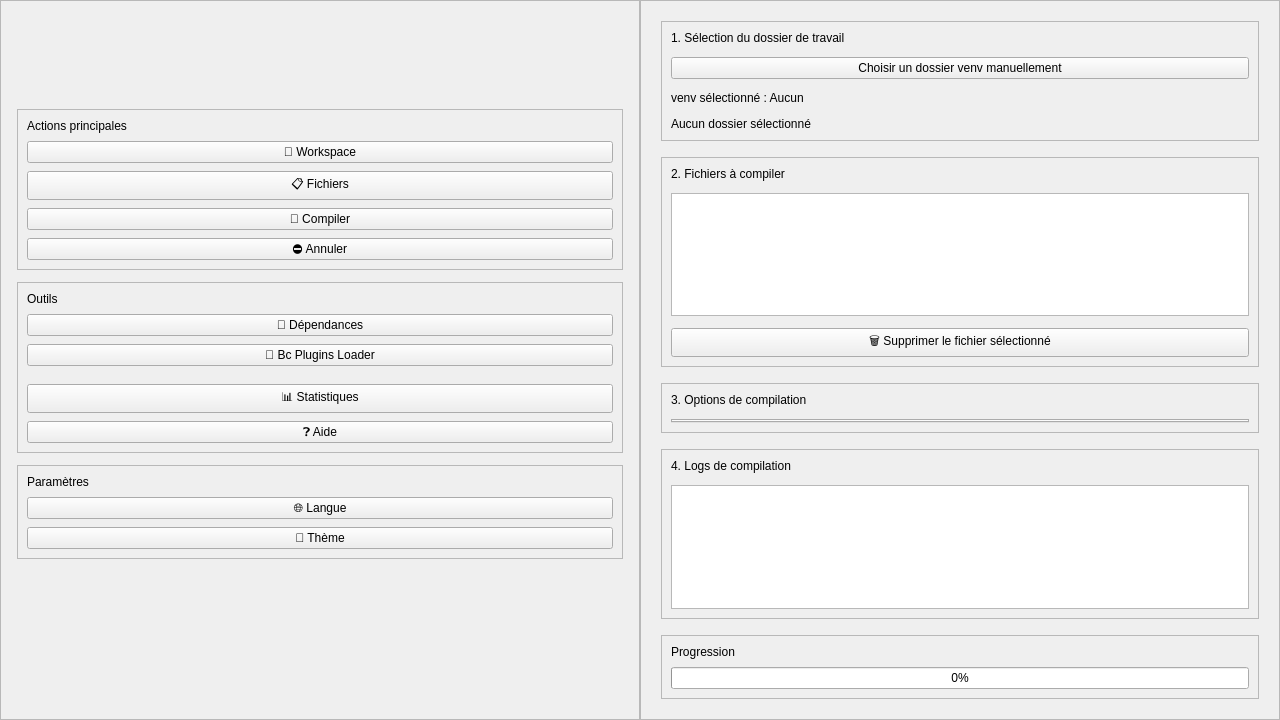
First picture: the form in ui/ui_design.ui, repository raidos23/PyCompiler_ARK, before the edit.
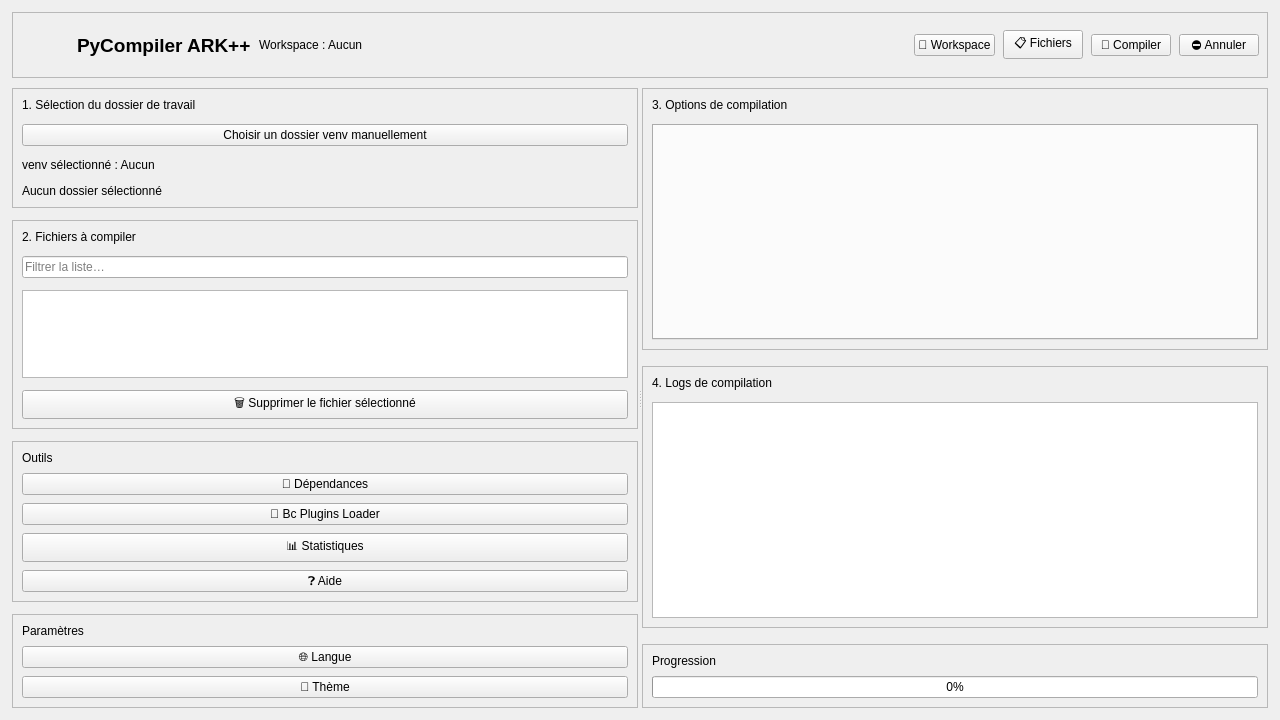
Second picture: the form after the edit.

What changed in the file:
```diff
--- a/ui/ui_design.ui
+++ b/ui/ui_design.ui
@@ -10,100 +10,223 @@
     <height>720</height>
    </rect>
   </property>
-  <layout class="QHBoxLayout" name="mainLayout">
+  <layout class="QVBoxLayout" name="rootLayout">
    <property name="spacing">
-    <number>0</number>
+    <number>10</number>
    </property>
    <property name="leftMargin">
-    <number>0</number>
+    <number>12</number>
    </property>
    <property name="topMargin">
-    <number>0</number>
+    <number>12</number>
    </property>
    <property name="rightMargin">
-    <number>0</number>
+    <number>12</number>
    </property>
    <property name="bottomMargin">
-    <number>0</number>
+    <number>12</number>
    </property>
    <item>
-    <widget class="QScrollArea" name="sidebarScrollArea">
-     <property name="widgetResizable">
-      <bool>true</bool>
+    <widget class="QFrame" name="header">
+     <property name="minimumHeight">
+      <number>72</number>
      </property>
-     <property name="maximumWidth">
-      <number>320</number>
+     <property name="frameShape">
+      <enum>QFrame::Shape::StyledPanel</enum>
      </property>
-     <property name="minimumWidth">
-      <number>280</number>
-     </property>
-     <widget class="QFrame" name="sidebar">
-      <property name="geometry">
-       <rect>
-        <x>0</x>
-        <y>0</y>
-        <width>320</width>
-        <height>700</height>
-       </rect>
+     <layout class="QHBoxLayout" name="headerLayout">
+      <property name="spacing">
+       <number>8</number>
       </property>
-      <property name="frameShape">
-       <enum>QFrame::Shape::NoFrame</enum>
+      <property name="leftMargin">
+       <number>8</number>
       </property>
-      <layout class="QVBoxLayout" name="sidebarLayout">
+      <property name="topMargin">
+       <number>8</number>
+      </property>
+      <property name="rightMargin">
+       <number>8</number>
+      </property>
+      <property name="bottomMargin">
+       <number>8</number>
+      </property>
+      <item>
+       <widget class="QLabel" name="sidebar_logo">
+        <property name="minimumSize">
+         <size>
+          <width>48</width>
+          <height>48</height>
+         </size>
+        </property>
+        <property name="maximumSize">
+         <size>
+          <width>120</width>
+          <height>120</height>
+         </size>
+        </property>
+        <property name="alignment">
+         <set>Qt::AlignmentFlag::AlignCenter</set>
+        </property>
+       </widget>
+      </item>
+      <item>
+       <widget class="QLabel" name="label_app_title">
+        <property name="font">
+         <font>
+          <pointsize>14</pointsize>
+          <bold>true</bold>
+         </font>
+        </property>
+        <property name="text">
+         <string>PyCompiler ARK++</string>
+        </property>
+       </widget>
+      </item>
+      <item>
+       <widget class="QLabel" name="label_workspace_status">
+        <property name="text">
+         <string>Workspace : Aucun</string>
+        </property>
+       </widget>
+      </item>
+      <item>
+       <spacer name="headerSpacer">
+        <property name="orientation">
+         <enum>Qt::Orientation::Horizontal</enum>
+        </property>
+        <property name="sizeHint" stdset="0">
+         <size>
+          <width>40</width>
+          <height>20</height>
+         </size>
+        </property>
+       </spacer>
+      </item>
+      <item>
+       <widget class="QPushButton" name="btn_select_folder">
+        <property name="text">
+         <string>📁 Workspace</string>
+        </property>
+        <property name="toolTip">
+         <string>Sélectionner le dossier de travail</string>
+        </property>
+       </widget>
+      </item>
+      <item>
+       <widget class="QPushButton" name="btn_select_files">
+        <property name="text">
+         <string>📋 Fichiers</string>
+        </property>
+        <property name="toolTip">
+         <string>Ajouter des fichiers à compiler</string>
+        </property>
+       </widget>
+      </item>
+      <item>
+       <widget class="QPushButton" name="compile_btn">
+        <property name="text">
+         <string>🚀 Compiler</string>
+        </property>
+        <property name="toolTip">
+         <string>Lancer la compilation</string>
+        </property>
+       </widget>
+      </item>
+      <item>
+       <widget class="QPushButton" name="cancel_btn">
+        <property name="text">
+         <string>⛔ Annuler</string>
+        </property>
+        <property name="toolTip">
+         <string>Annuler la compilation en cours</string>
+        </property>
+       </widget>
+      </item>
+     </layout>
+    </widget>
+   </item>
+   <item>
+    <widget class="QSplitter" name="mainSplitter">
+     <property name="orientation">
+      <enum>Qt::Orientation::Horizontal</enum>
+     </property>
+     <widget class="QWidget" name="leftPanel">
+      <layout class="QVBoxLayout" name="leftLayout">
        <property name="spacing">
         <number>12</number>
        </property>
        <property name="leftMargin">
-        <number>16</number>
+        <number>0</number>
        </property>
        <property name="topMargin">
-        <number>16</number>
+        <number>0</number>
        </property>
        <property name="rightMargin">
-        <number>16</number>
+        <number>0</number>
        </property>
        <property name="bottomMargin">
-        <number>16</number>
+        <number>0</number>
        </property>
        <item>
-        <widget class="QLabel" name="sidebar_logo">
-         <property name="minimumSize">
-          <size>
-           <width>80</width>
-           <height>80</height>
-          </size>
+        <widget class="QFrame" name="frame_workspace">
+         <property name="frameShape">
+          <enum>QFrame::Shape::StyledPanel</enum>
          </property>
-         <property name="maximumSize">
-          <size>
-           <width>200</width>
-           <height>200</height>
-          </size>
-         </property>
-         <property name="alignment">
-          <set>Qt::AlignmentFlag::AlignCenter</set>
-         </property>
+         <layout class="QVBoxLayout" name="layout_workspace">
+          <property name="spacing">
+           <number>12</number>
+          </property>
+          <item>
+           <widget class="QLabel" name="label_workspace_section">
+            <property name="text">
+             <string>1. Sélection du dossier de travail</string>
+            </property>
+           </widget>
+          </item>
+          <item>
+           <widget class="QPushButton" name="venv_button">
+            <property name="text">
+             <string>Choisir un dossier venv manuellement</string>
+            </property>
+           </widget>
+          </item>
+          <item>
+           <widget class="QLabel" name="venv_label">
+            <property name="text">
+             <string>venv sélectionné : Aucun</string>
+            </property>
+           </widget>
+          </item>
+          <item>
+           <widget class="QLabel" name="label_folder">
+            <property name="text">
+             <string>Aucun dossier sélectionné</string>
+            </property>
+           </widget>
+          </item>
+         </layout>
         </widget>
        </item>
        <item>
-        <widget class="QFrame" name="frame_main_actions">
+        <widget class="QFrame" name="frame_files">
          <property name="frameShape">
           <enum>QFrame::Shape::StyledPanel</enum>
          </property>
-         <layout class="QVBoxLayout" name="layout_main_actions">
+         <layout class="QVBoxLayout" name="layout_files">
           <property name="spacing">
-           <number>8</number>
+           <number>12</number>
           </property>
           <item>
-           <widget class="QLabel" name="label_main_actions">
+           <widget class="QLabel" name="label_files_section">
             <property name="text">
-             <string>Actions principales</string>
+             <string>2. Fichiers à compiler</string>
             </property>
            </widget>
           </item>
           <item>
-           <widget class="QPushButton" name="btn_select_folder">
-            <property name="text">
-             <string>📁 Workspace</string>
+           <widget class="QLineEdit" name="file_filter_input">
+            <property name="placeholderText">
+             <string>Filtrer la liste…</string>
             </property>
             <property name="toolTip">
              <string>Sélectionner le dossier de travail</string>
@@ -111,9 +234,9 @@
            </widget>
           </item>
           <item>
-           <widget class="QPushButton" name="btn_select_files">
-            <property name="text">
-             <string>📋 Fichiers</string>
+           <widget class="QListWidget" name="file_list">
+            <property name="minimumHeight">
+             <number>150</number>
             </property>
             <property name="toolTip">
              <string>Ajouter des fichiers à compiler</string>
@@ -121,22 +244,9 @@
            </widget>
           </item>
           <item>
-           <widget class="QPushButton" name="compile_btn">
+           <widget class="QPushButton" name="btn_remove_file">
             <property name="text">
-             <string>🚀 Compiler</string>
-            </property>
-            <property name="toolTip">
-             <string>Lancer la compilation</string>
-            </property>
-           </widget>
-          </item>
-          <item>
-           <widget class="QPushButton" name="cancel_btn">
-            <property name="text">
-             <string>⛔ Annuler</string>
-            </property>
-            <property name="toolTip">
-             <string>Annuler la compilation en cours</string>
+             <string>🗑️ Supprimer le fichier sélectionné</string>
             </property>
            </widget>
           </item>
@@ -179,19 +289,6 @@
             </property>
            </widget>
           </item>
-          <item>
-           <spacer name="toolsSpacer">
-            <property name="orientation">
-             <enum>Qt::Orientation::Vertical</enum>
-            </property>
-            <property name="sizeHint" stdset="0">
-             <size>
-              <width>20</width>
-              <height>10</height>
-             </size>
-            </property>
-           </spacer>
-          </item>
           <item>
            <widget class="QPushButton" name="btn_show_stats">
             <property name="text">
@@ -255,7 +352,7 @@
         </widget>
        </item>
        <item>
-        <spacer name="sidebarSpacer">
+        <spacer name="leftSpacer">
          <property name="orientation">
           <enum>Qt::Orientation::Vertical</enum>
          </property>
@@ -269,111 +366,23 @@
        </item>
       </layout>
      </widget>
-    </widget>
-   </item>
-   <item>
-    <widget class="QScrollArea" name="dashboardScrollArea">
-     <property name="widgetResizable">
-      <bool>true</bool>
-     </property>
-     <widget class="QWidget" name="contentArea">
-      <property name="geometry">
-       <rect>
-        <x>0</x>
-        <y>0</y>
-        <width>940</width>
-        <height>700</height>
-       </rect>
-      </property>
-      <layout class="QVBoxLayout" name="contentLayout">
+     <widget class="QWidget" name="rightPanel">
+      <layout class="QVBoxLayout" name="rightLayout">
        <property name="spacing">
         <number>16</number>
        </property>
        <property name="leftMargin">
-        <number>20</number>
+        <number>0</number>
        </property>
        <property name="topMargin">
-        <number>20</number>
+        <number>0</number>
        </property>
        <property name="rightMargin">
-        <number>20</number>
+        <number>0</number>
        </property>
        <property name="bottomMargin">
-        <number>20</number>
+        <number>0</number>
        </property>
-       <item>
-        <widget class="QFrame" name="frame_workspace">
-         <property name="frameShape">
-          <enum>QFrame::Shape::StyledPanel</enum>
-         </property>
-         <layout class="QVBoxLayout" name="layout_workspace">
-          <property name="spacing">
-           <number>12</number>
-          </property>
-          <item>
-           <widget class="QLabel" name="label_workspace_section">
-            <property name="text">
-             <string>1. Sélection du dossier de travail</string>
-            </property>
-           </widget>
-          </item>
-          <item>
-           <widget class="QPushButton" name="venv_button">
-            <property name="text">
-             <string>Choisir un dossier venv manuellement</string>
-            </property>
-           </widget>
-          </item>
-          <item>
-           <widget class="QLabel" name="venv_label">
-            <property name="text">
-             <string>venv sélectionné : Aucun</string>
-            </property>
-           </widget>
-          </item>
-          <item>
-           <widget class="QLabel" name="label_folder">
-            <property name="text">
-             <string>Aucun dossier sélectionné</string>
-            </property>
-           </widget>
-          </item>
-         </layout>
-        </widget>
-       </item>
-       <item>
-        <widget class="QFrame" name="frame_files">
-         <property name="frameShape">
-          <enum>QFrame::Shape::StyledPanel</enum>
-         </property>
-         <layout class="QVBoxLayout" name="layout_files">
-          <property name="spacing">
-           <number>12</number>
-          </property>
-          <item>
-           <widget class="QLabel" name="label_files_section">
-            <property name="text">
-             <string>2. Fichiers à compiler</string>
-            </property>
-           </widget>
-          </item>
-          <item>
-           <widget class="QListWidget" name="file_list">
-            <property name="minimumHeight">
-             <number>150</number>
-            </property>
-           </widget>
-          </item>
-          <item>
-           <widget class="QPushButton" name="btn_remove_file">
-            <property name="text">
-             <string>🗑️ Supprimer le fichier sélectionné</string>
-            </property>
-           </widget>
-          </item>
-         </layout>
-        </widget>
-       </item>
        <item>
         <widget class="QFrame" name="frame_options">
          <property name="frameShape">
```
Left out of the diff: 7 changed lines with no effect on the pictures.
